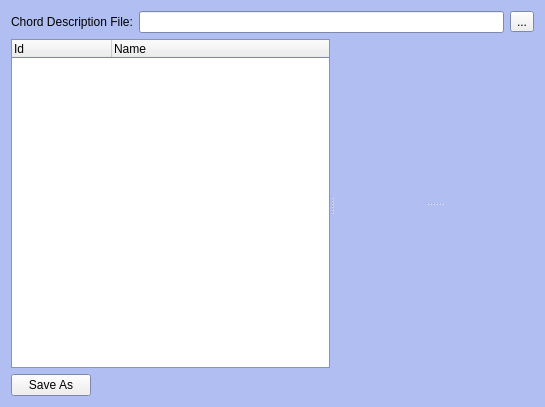
This is mscore/mscore/harmonyedit.ui in musescore/musescore-old as Qt 5 draws it before an edit. The edited form follows.
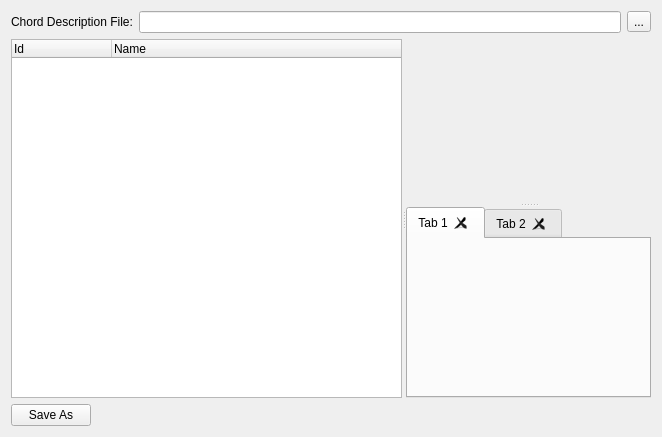
This is the edited form. Custom widgets are drawn as their Qt base class.

The edit to the form file:
```diff
--- a/mscore/mscore/harmonyedit.ui
+++ b/mscore/mscore/harmonyedit.ui
@@ -6,74 +6,10 @@
    <rect>
     <x>0</x>
     <y>0</y>
-    <width>545</width>
-    <height>407</height>
+    <width>662</width>
+    <height>437</height>
    </rect>
   </property>
-  <property name="palette">
-   <palette>
-    <active>
-     <colorrole role="Base">
-      <brush brushstyle="SolidPattern">
-       <color alpha="255">
-        <red>255</red>
-        <green>255</green>
-        <blue>255</blue>
-       </color>
-      </brush>
-     </colorrole>
-     <colorrole role="Window">
-      <brush brushstyle="SolidPattern">
-       <color alpha="255">
-        <red>176</red>
-        <green>190</green>
-        <blue>242</blue>
-       </color>
-      </brush>
-     </colorrole>
-    </active>
-    <inactive>
-     <colorrole role="Base">
-      <brush brushstyle="SolidPattern">
-       <color alpha="255">
-        <red>255</red>
-        <green>255</green>
-        <blue>255</blue>
-       </color>
-      </brush>
-     </colorrole>
-     <colorrole role="Window">
-      <brush brushstyle="SolidPattern">
-       <color alpha="255">
-        <red>176</red>
-        <green>190</green>
-        <blue>242</blue>
-       </color>
-      </brush>
-     </colorrole>
-    </inactive>
-    <disabled>
-     <colorrole role="Base">
-      <brush brushstyle="SolidPattern">
-       <color alpha="255">
-        <red>176</red>
-        <green>190</green>
-        <blue>242</blue>
-       </color>
-      </brush>
-     </colorrole>
-     <colorrole role="Window">
-      <brush brushstyle="SolidPattern">
-       <color alpha="255">
-        <red>176</red>
-        <green>190</green>
-        <blue>242</blue>
-       </color>
-      </brush>
-     </colorrole>
-    </disabled>
-   </palette>
-  </property>
   <property name="windowTitle">
    <string>Form</string>
   </property>
@@ -100,7 +36,7 @@
     </layout>
    </item>
    <item>
-    <widget class="QSplitter" name="splitter2">
+    <widget class="QSplitter" name="splitter1">
      <property name="sizePolicy">
       <sizepolicy hsizetype="Expanding" vsizetype="Expanding">
        <horstretch>0</horstretch>
@@ -134,13 +70,7 @@
        </property>
       </column>
      </widget>
-     <widget class="QSplitter" name="splitter1">
-      <property name="sizePolicy">
-       <sizepolicy hsizetype="Expanding" vsizetype="Expanding">
-        <horstretch>0</horstretch>
-        <verstretch>0</verstretch>
-       </sizepolicy>
-      </property>
+     <widget class="QSplitter" name="splitter2">
       <property name="orientation">
        <enum>Qt::Vertical</enum>
       </property>
@@ -158,13 +88,23 @@
         </size>
        </property>
       </widget>
-      <widget class="QFrame" name="paletteFrame">
-       <property name="sizePolicy">
-        <sizepolicy hsizetype="Expanding" vsizetype="Expanding">
-         <horstretch>0</horstretch>
-         <verstretch>0</verstretch>
-        </sizepolicy>
+      <widget class="QTabWidget" name="paletteTab">
+       <property name="currentIndex">
+        <number>0</number>
        </property>
+       <property name="tabsClosable">
+        <bool>true</bool>
+       </property>
+       <widget class="QWidget" name="tab1">
+        <attribute name="title">
+         <string>Tab 1</string>
+        </attribute>
+       </widget>
+       <widget class="QWidget" name="tab_2">
+        <attribute name="title">
+         <string>Tab 2</string>
+        </attribute>
+       </widget>
       </widget>
      </widget>
     </widget>
```
